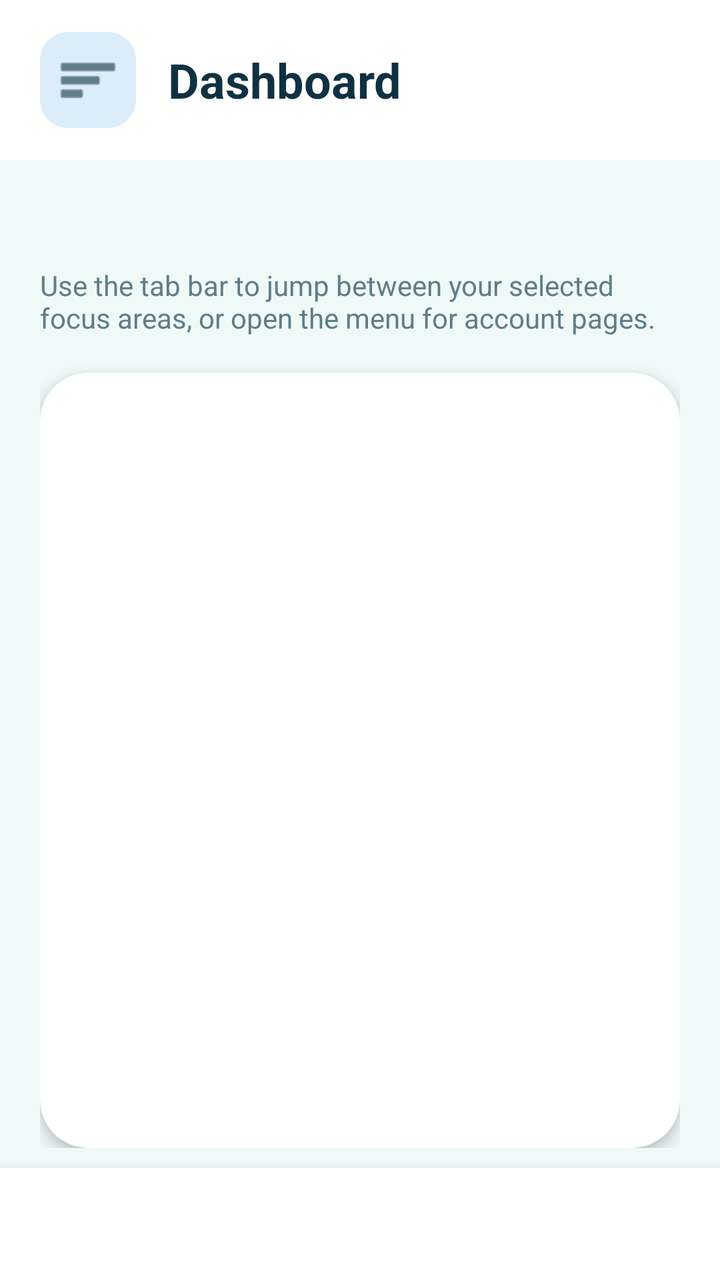
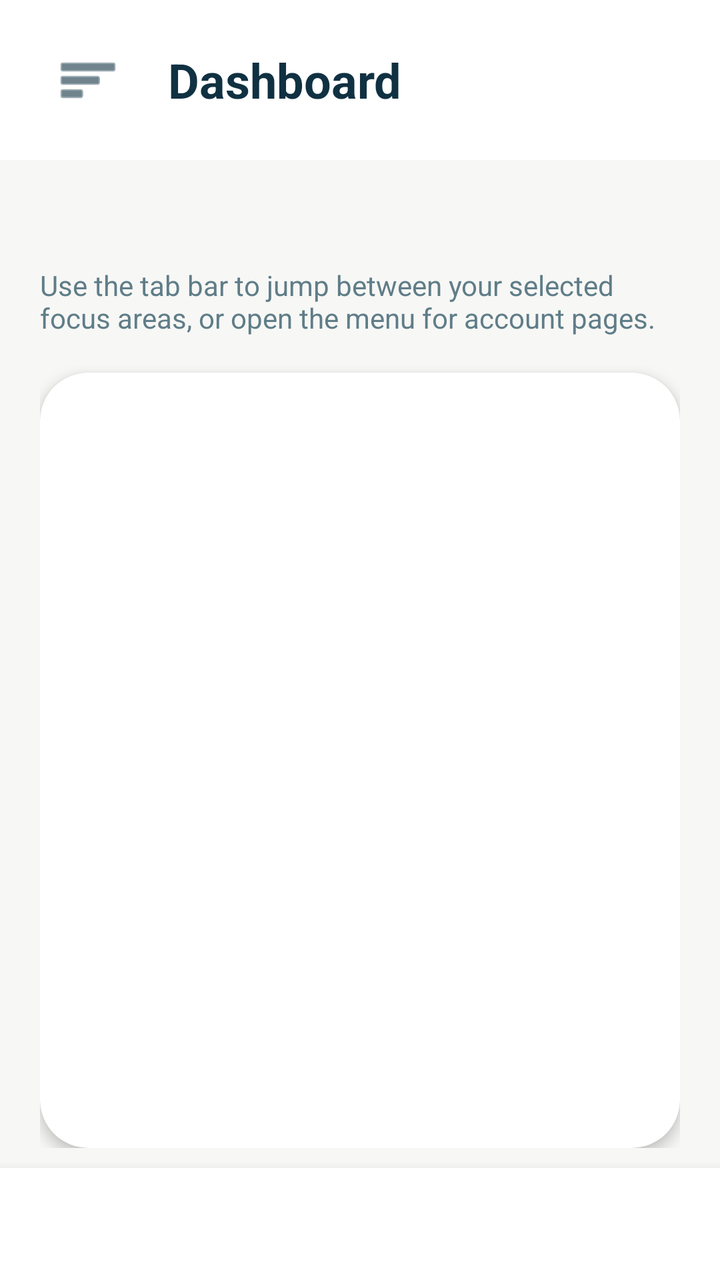

An Android layout rendered at two revisions. The XML below is the earlier revision; the diff shows what the commit changed to produce the second picture.
<!-- AndroidManifest.xml: application theme Theme.Fixd -->
<!-- res/layout/activity_dashboard.xml -->
<?xml version="1.0" encoding="utf-8"?>
<androidx.drawerlayout.widget.DrawerLayout xmlns:android="http://schemas.android.com/apk/res/android"
    xmlns:app="http://schemas.android.com/apk/res-auto"
    android:id="@+id/drawerLayout"
    android:layout_width="match_parent"
    android:layout_height="match_parent"
    android:fitsSystemWindows="true">

    <FrameLayout
        android:id="@+id/dashboardContentRoot"
        android:layout_width="match_parent"
        android:layout_height="match_parent"
        android:background="@color/brand_surface">

        <LinearLayout
            android:layout_width="match_parent"
            android:layout_height="match_parent"
            android:orientation="vertical">

            <LinearLayout
                android:layout_width="match_parent"
                android:layout_height="wrap_content"
                android:background="@color/brand_card"
                android:gravity="center_vertical"
                android:orientation="horizontal"
                android:paddingStart="20dp"
                android:paddingTop="16dp"
                android:paddingEnd="20dp"
                android:paddingBottom="16dp">

                <ImageButton
                    android:id="@+id/menuButton"
                    android:layout_width="48dp"
                    android:layout_height="48dp"
                    android:background="@drawable/bg_menu_button"
                    android:contentDescription="@string/menu_open"
                    android:padding="12dp"
                    android:src="@android:drawable/ic_menu_sort_by_size"
                    android:tint="@color/brand_text" />

                <TextView
                    android:id="@+id/screenTitle"
                    android:layout_width="wrap_content"
                    android:layout_height="wrap_content"
                    android:layout_marginStart="16dp"
                    android:text="@string/dashboard_title"
                    android:textColor="@color/brand_text"
                    android:textSize="24sp"
                    android:textStyle="bold" />
            </LinearLayout>

            <LinearLayout
                android:layout_width="match_parent"
                android:layout_height="0dp"
                android:layout_weight="1"
                android:orientation="vertical"
                android:paddingStart="20dp"
                android:paddingEnd="20dp"
                android:paddingTop="10dp"
                android:paddingBottom="10dp">

                <TextView
                    android:id="@+id/greetingText"
                    android:layout_width="wrap_content"
                    android:layout_height="wrap_content"
                    android:textColor="@color/brand_text"
                    android:textSize="26sp"
                    android:textStyle="bold" />

                <TextView
                    android:layout_width="match_parent"
                    android:layout_height="wrap_content"
                    android:layout_marginTop="8dp"
                    android:text="@string/dashboard_body"
                    android:textColor="@color/brand_text_muted"
                    android:textSize="14sp" />

                <com.google.android.material.card.MaterialCardView
                    style="@style/Widget.Fixd.TileCard"
                    android:layout_width="match_parent"
                    android:layout_height="0dp"
                    android:layout_marginTop="18dp"
                    android:layout_weight="1"
                    app:cardBackgroundColor="@color/brand_card"
                    app:shapeAppearanceOverlay="@style/ShapeAppearance.Fixd.Tile">

                    <FrameLayout
                        android:id="@+id/fragmentContainer"
                        android:layout_width="match_parent"
                        android:layout_height="match_parent"
                        android:animateLayoutChanges="true" />
                </com.google.android.material.card.MaterialCardView>
            </LinearLayout>

            <com.google.android.material.bottomnavigation.BottomNavigationView
                android:id="@+id/bottomNavigationView"
                android:layout_width="match_parent"
                android:layout_height="wrap_content"
                android:background="@color/brand_card"
                app:itemIconTint="@color/bottom_nav_colors"
                app:itemRippleColor="@color/transparent"
                app:itemTextColor="@color/bottom_nav_colors"
                app:labelVisibilityMode="labeled" />
        </LinearLayout>

        <com.google.android.material.card.MaterialCardView
            android:id="@+id/floatingMenuPanel"
            android:layout_width="156dp"
            android:layout_height="wrap_content"
            android:layout_gravity="top|start"
            android:layout_marginStart="12dp"
            android:layout_marginTop="84dp"
            android:clickable="true"
            android:focusable="true"
            android:visibility="gone"
            android:alpha="0"
            app:cardBackgroundColor="@color/brand_card"
            app:cardCornerRadius="22dp"
            app:cardElevation="8dp">

            <LinearLayout
                android:layout_width="match_parent"
                android:layout_height="wrap_content"
                android:orientation="vertical"
                android:padding="10dp">

                <com.google.android.material.button.MaterialButton
                    android:id="@+id/floatingMenuHome"
                    style="?attr/materialButtonOutlinedStyle"
                    android:layout_width="match_parent"
                    android:layout_height="wrap_content"
                    android:text="@string/drawer_home" />

                <com.google.android.material.button.MaterialButton
                    android:id="@+id/floatingMenuProfile"
                    style="?attr/materialButtonOutlinedStyle"
                    android:layout_width="match_parent"
                    android:layout_height="wrap_content"
                    android:layout_marginTop="8dp"
                    android:text="@string/drawer_profile" />

                <com.google.android.material.button.MaterialButton
                    android:id="@+id/floatingMenuSettings"
                    style="?attr/materialButtonOutlinedStyle"
                    android:layout_width="match_parent"
                    android:layout_height="wrap_content"
                    android:layout_marginTop="8dp"
                    android:text="@string/drawer_settings" />

                <com.google.android.material.button.MaterialButton
                    android:id="@+id/floatingMenuPremium"
                    style="?attr/materialButtonOutlinedStyle"
                    android:layout_width="match_parent"
                    android:layout_height="wrap_content"
                    android:layout_marginTop="8dp"
                    android:text="@string/drawer_premium" />

                <com.google.android.material.button.MaterialButton
                    android:id="@+id/floatingMenuLogout"
                    style="?attr/materialButtonOutlinedStyle"
                    android:layout_width="match_parent"
                    android:layout_height="wrap_content"
                    android:layout_marginTop="8dp"
                    android:text="@string/drawer_logout" />
            </LinearLayout>
        </com.google.android.material.card.MaterialCardView>
    </FrameLayout>

    <com.google.android.material.navigation.NavigationView
        android:id="@+id/navigationView"
        android:layout_width="264dp"
        android:layout_height="match_parent"
        android:layout_gravity="start"
        android:fitsSystemWindows="true"
        android:background="@color/brand_card"
        android:paddingTop="10dp"
        app:headerLayout="@layout/view_drawer_header"
        app:itemBackground="@drawable/bg_drawer_item"
        app:itemIconTint="@color/drawer_item_colors"
        app:itemHorizontalPadding="18dp"
        app:itemIconPadding="14dp"
        app:itemVerticalPadding="4dp"
        app:itemRippleColor="@color/transparent"
        app:itemTextColor="@color/drawer_item_colors"
        app:menu="@menu/drawer_menu" />

</androidx.drawerlayout.widget.DrawerLayout>
<!-- res/layout/view_drawer_header.xml (included above) -->
<?xml version="1.0" encoding="utf-8"?>
<LinearLayout xmlns:android="http://schemas.android.com/apk/res/android"
    android:layout_width="match_parent"
    android:layout_height="188dp"
    android:background="@drawable/bg_drawer_header"
    android:gravity="bottom"
    android:orientation="vertical"
    android:paddingStart="20dp"
    android:paddingTop="42dp"
    android:paddingEnd="20dp"
    android:paddingBottom="16dp">

    <ImageView
        android:layout_width="64dp"
        android:layout_height="64dp"
        android:contentDescription="@string/app_name"
        android:src="@drawable/ic_fixd_panda_logo" />

    <TextView
        android:layout_width="wrap_content"
        android:layout_height="wrap_content"
        android:layout_marginTop="14dp"
        android:text="@string/drawer_header_title"
        android:textColor="@color/brand_text"
        android:textSize="24sp"
        android:textStyle="bold" />

</LinearLayout>
<!-- resources referenced by this layout -->
<resources>
  <color name="brand_card">#FFFFFFFF</color>
  <color name="brand_surface">#EEF9F8</color>
  <color name="brand_text">#103142</color>
  <color name="brand_text_muted">#5F7D88</color>
  <color name="transparent">#00000000</color>
  <!-- drawable bg_drawer_header (drawable) -->
  <?xml version="1.0" encoding="utf-8"?>
  <shape xmlns:android="http://schemas.android.com/apk/res/android">
      <solid android:color="@color/brand_card" />
  </shape>
  <!-- drawable bg_menu_button (drawable) -->
  <?xml version="1.0" encoding="utf-8"?>
  <shape xmlns:android="http://schemas.android.com/apk/res/android">
      <solid android:color="@color/brand_surface_tint" />
      <corners android:radius="14dp" />
  </shape>
  <string name="app_name">Fixd</string>
  <string name="dashboard_body">Use the tab bar to jump between your selected focus areas, or open the menu for account pages.</string>
  <string name="dashboard_title">Dashboard</string>
  <string name="drawer_header_title">Fixd</string>
  <string name="drawer_home">Home</string>
  <string name="drawer_logout">Logout</string>
  <string name="drawer_premium">Premium</string>
  <string name="drawer_profile">Profile</string>
  <string name="drawer_settings">Settings</string>
  <string name="menu_open">Open menu</string>
  <style name="ShapeAppearance.Fixd.Tile" parent="">
          <item name="cornerFamily">rounded</item>
          <item name="cornerSize">24dp</item>
      </style>
  <style name="Widget.Fixd.TileCard" parent="Widget.MaterialComponents.CardView">
          <item name="cardCornerRadius">24dp</item>
          <item name="cardElevation">4dp</item>
          <item name="strokeWidth">0dp</item>
          <item name="shapeAppearanceOverlay">@style/ShapeAppearance.Fixd.Tile</item>
      </style>
  <color name="brand_surface_tint">#DCECF8</color>
  <color name="brand_accent">#79BFF0</color>
  <color name="brand_primary">#0F5D7A</color>
  <color name="brand_primary_dark">#083C54</color>
  <color name="white">#FFFFFFFF</color>
  <color name="brand_secondary">#2F8FCE</color>
  <color name="brand_gradient_mid">#168AA7</color>
  <style name="Widget.Fixd.Button" parent="Widget.MaterialComponents.Button">
          <item name="cornerRadius">16dp</item>
          <item name="android:textAllCaps">false</item>
          <item name="rippleColor">@color/transparent</item>
      </style>
  <style name="Widget.Fixd.TextInputEditText" parent="Widget.MaterialComponents.TextInputEditText.OutlinedBox">
          <item name="android:textColor">@color/brand_text</item>
          <item name="android:textColorHint">@color/brand_text_muted</item>
          <item name="android:textCursorDrawable">@null</item>
      </style>
  <style name="Widget.Fixd.TextInputLayout" parent="Widget.MaterialComponents.TextInputLayout.OutlinedBox">
          <item name="boxBackgroundColor">@color/brand_card</item>
          <item name="boxStrokeColor">@color/brand_accent</item>
          <item name="boxCornerRadiusTopStart">18dp</item>
          <item name="boxCornerRadiusTopEnd">18dp</item>
          <item name="boxCornerRadiusBottomStart">18dp</item>
          <item name="boxCornerRadiusBottomEnd">18dp</item>
          <item name="hintTextColor">@color/brand_text_muted</item>
          <item name="android:textColorHint">@color/brand_text_muted</item>
      </style>
  <!-- unchanged entries left out for length: 3 -->
</resources>

<!-- the commit's change to res/layout/activity_dashboard.xml (unified diff, before → after) -->
@@ -36,7 +36,7 @@
                     android:contentDescription="@string/menu_open"
                     android:padding="12dp"
                     android:src="@android:drawable/ic_menu_sort_by_size"
-                    android:tint="@color/brand_text" />
+                    app:tint="@color/brand_text" />
 
                 <TextView
                     android:id="@+id/screenTitle"
<!-- resource entries referenced after the edit -->
@@ -1,7 +1,7 @@
 <!-- resources referenced by this layout -->
 <resources>
   <color name="brand_card">#FFFFFFFF</color>
-  <color name="brand_surface">#EEF9F8</color>
+  <color name="brand_surface">#F7F7F5</color>
   <color name="brand_text">#103142</color>
   <color name="brand_text_muted">#5F7D88</color>
   <color name="transparent">#00000000</color>
@@ -36,7 +36,7 @@
           <item name="strokeWidth">0dp</item>
           <item name="shapeAppearanceOverlay">@style/ShapeAppearance.Fixd.Tile</item>
       </style>
-  <color name="brand_surface_tint">#DCECF8</color>
+  <color name="brand_surface_tint">#FFFFFF</color>
   <color name="brand_accent">#79BFF0</color>
   <color name="brand_primary">#0F5D7A</color>
   <color name="brand_primary_dark">#083C54</color>
